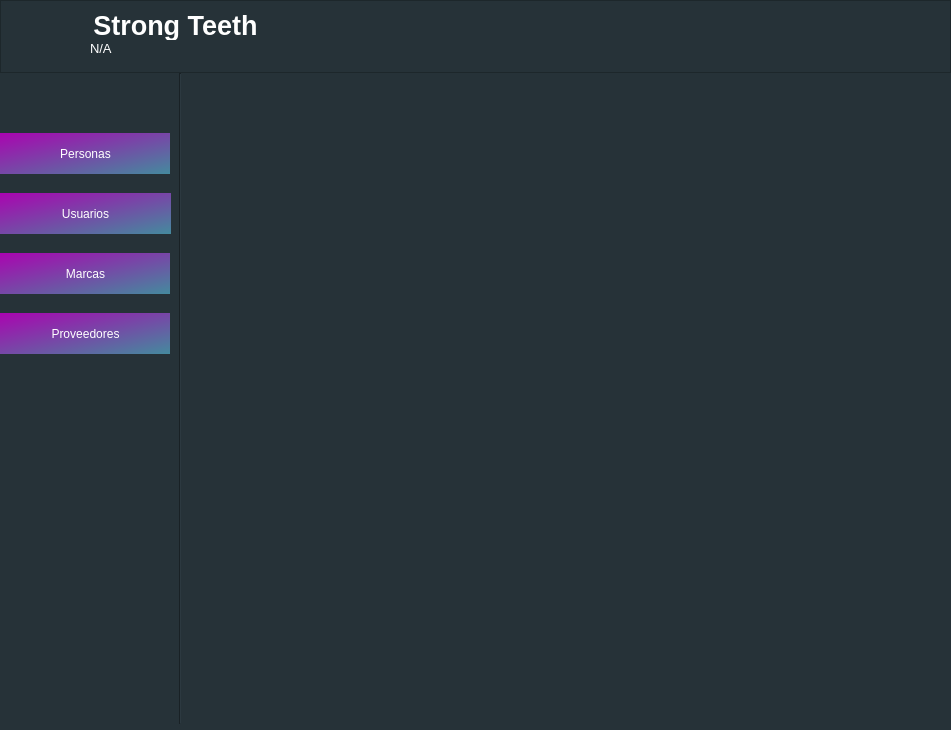
Qt form ui/app.ui (hm2206/strong_teeth) before a commit.
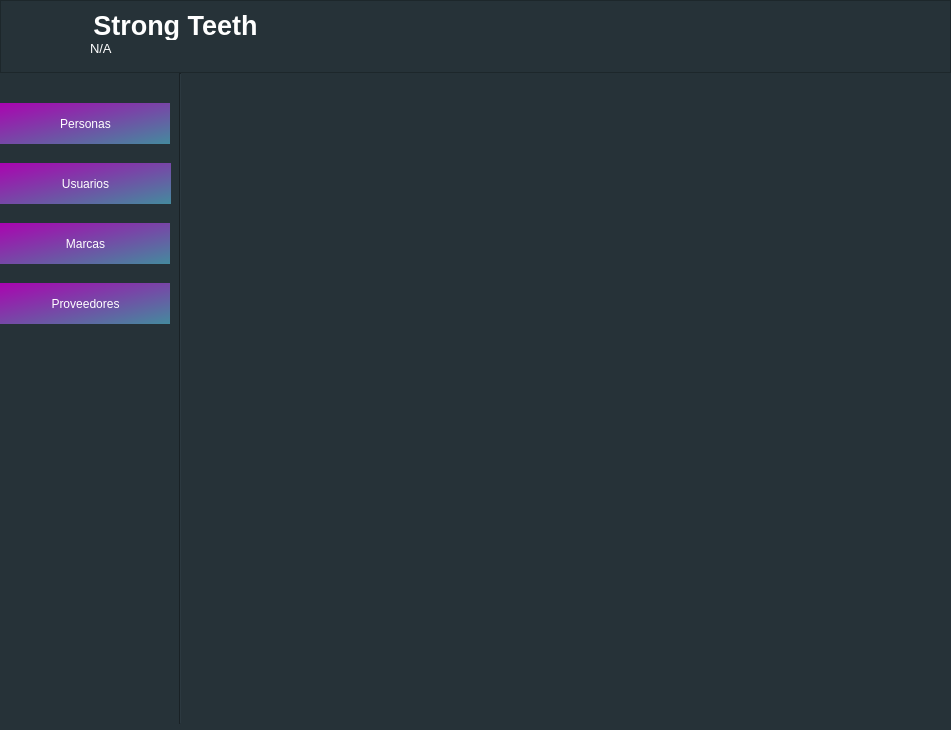
The same form after that commit. Icons and pictures are not drawn.

What changed in the file:
```diff
--- a/ui/app.ui
+++ b/ui/app.ui
@@ -287,7 +287,7 @@
              <property name="geometry">
               <rect>
                <x>0</x>
-               <y>180</y>
+               <y>150</y>
                <width>171</width>
                <height>41</height>
               </rect>
@@ -306,7 +306,7 @@
              <property name="geometry">
               <rect>
                <x>0</x>
-               <y>240</y>
+               <y>210</y>
                <width>171</width>
                <height>41</height>
               </rect>
@@ -325,7 +325,7 @@
              <property name="geometry">
               <rect>
                <x>0</x>
-               <y>60</y>
+               <y>30</y>
                <width>171</width>
                <height>41</height>
               </rect>
@@ -357,7 +357,7 @@
              <property name="geometry">
               <rect>
                <x>0</x>
-               <y>120</y>
+               <y>90</y>
                <width>171</width>
                <height>41</height>
               </rect>
```
